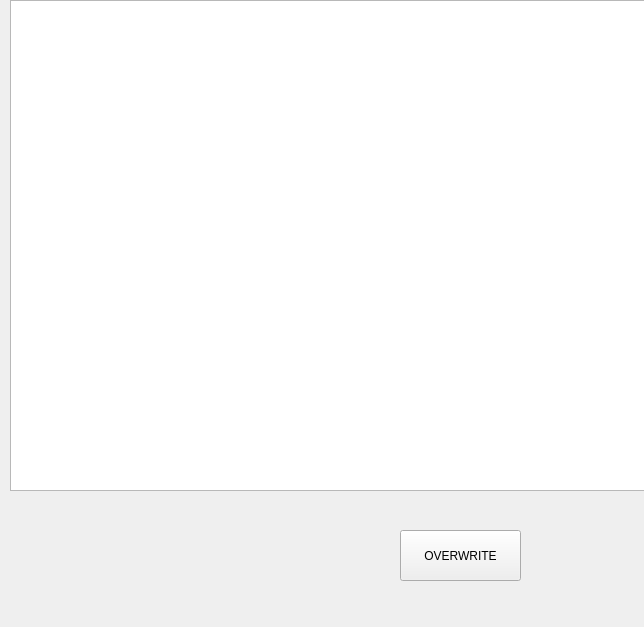
Before: the Qt Designer form NodeMatrix.ui in PiotrBzdrega/OpcLog, drawn with Qt 5.
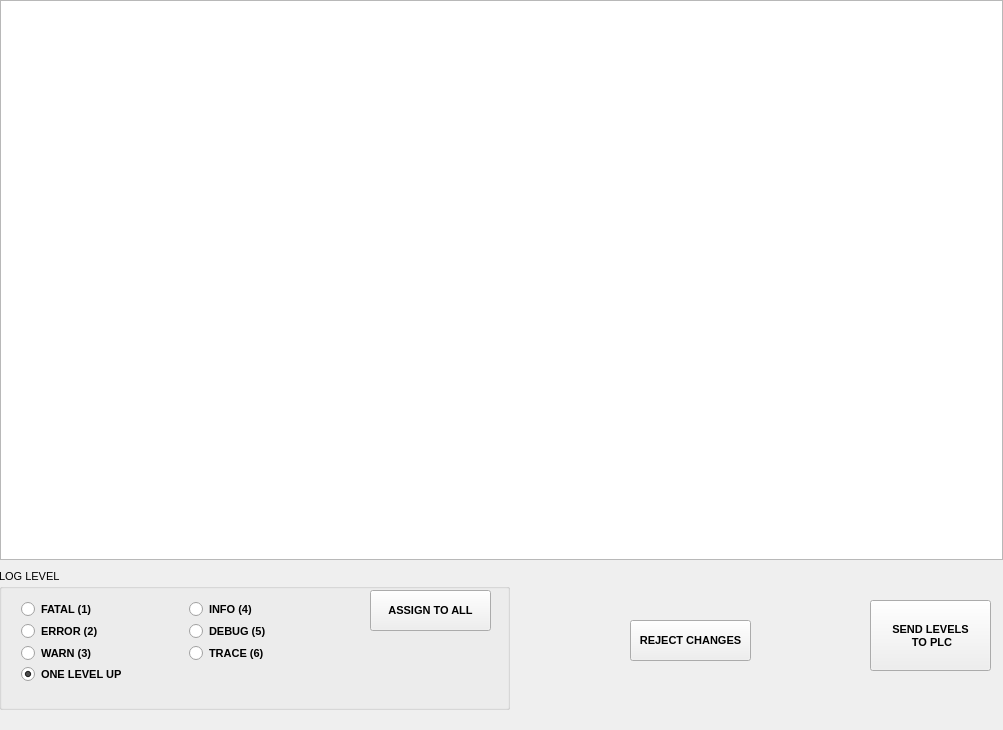
After: the same form once the commit is applied.

Diff of the .ui file:
```diff
--- a/NodeMatrix.ui
+++ b/NodeMatrix.ui
@@ -6,36 +6,291 @@
    <rect>
     <x>0</x>
     <y>0</y>
-    <width>644</width>
-    <height>627</height>
+    <width>1003</width>
+    <height>730</height>
    </rect>
   </property>
+  <property name="minimumSize">
+   <size>
+    <width>1003</width>
+    <height>730</height>
+   </size>
+  </property>
+  <property name="maximumSize">
+   <size>
+    <width>1003</width>
+    <height>730</height>
+   </size>
+  </property>
+  <property name="font">
+   <font>
+    <pointsize>8</pointsize>
+   </font>
+  </property>
   <property name="windowTitle">
    <string>NodeMatrix</string>
   </property>
   <widget class="QTableWidget" name="tableWidget">
    <property name="geometry">
     <rect>
-     <x>10</x>
+     <x>0</x>
      <y>0</y>
-     <width>641</width>
-     <height>491</height>
+     <width>1003</width>
+     <height>560</height>
     </rect>
    </property>
+   <property name="minimumSize">
+    <size>
+     <width>1003</width>
+     <height>560</height>
+    </size>
+   </property>
+   <property name="maximumSize">
+    <size>
+     <width>1003</width>
+     <height>560</height>
+    </size>
+   </property>
+   <attribute name="horizontalHeaderVisible">
+    <bool>false</bool>
+   </attribute>
+   <attribute name="verticalHeaderVisible">
+    <bool>false</bool>
+   </attribute>
   </widget>
   <widget class="QPushButton" name="pushButton">
    <property name="geometry">
     <rect>
-     <x>400</x>
-     <y>530</y>
+     <x>870</x>
+     <y>600</y>
      <width>121</width>
-     <height>51</height>
+     <height>71</height>
     </rect>
    </property>
+   <property name="font">
+    <font>
+     <pointsize>8</pointsize>
+     <weight>75</weight>
+     <bold>true</bold>
+    </font>
+   </property>
    <property name="text">
-    <string>OVERWRITE</string>
+    <string>SEND LEVELS
+ TO PLC</string>
    </property>
   </widget>
+  <widget class="QPushButton" name="assign_to_all">
+   <property name="geometry">
+    <rect>
+     <x>370</x>
+     <y>590</y>
+     <width>121</width>
+     <height>41</height>
+    </rect>
+   </property>
+   <property name="font">
+    <font>
+     <pointsize>8</pointsize>
+     <weight>75</weight>
+     <bold>true</bold>
+    </font>
+   </property>
+   <property name="text">
+    <string>ASSIGN TO ALL</string>
+   </property>
+  </widget>
+  <widget class="QWidget" name="layoutWidget">
+   <property name="geometry">
+    <rect>
+     <x>10</x>
+     <y>590</y>
+     <width>352</width>
+     <height>103</height>
+    </rect>
+   </property>
+   <layout class="QGridLayout" name="gridLayout">
+    <property name="sizeConstraint">
+     <enum>QLayout::SetDefaultConstraint</enum>
+    </property>
+    <item row="2" column="2">
+     <widget class="QRadioButton" name="trace">
+      <property name="font">
+       <font>
+        <pointsize>8</pointsize>
+        <weight>75</weight>
+        <bold>true</bold>
+       </font>
+      </property>
+      <property name="text">
+       <string>TRACE (6)</string>
+      </property>
+      <attribute name="buttonGroup">
+       <string notr="true">buttonGroup</string>
+      </attribute>
+     </widget>
+    </item>
+    <item row="0" column="2">
+     <widget class="QRadioButton" name="info">
+      <property name="font">
+       <font>
+        <pointsize>8</pointsize>
+        <weight>75</weight>
+        <bold>true</bold>
+       </font>
+      </property>
+      <property name="text">
+       <string>INFO (4)</string>
+      </property>
+      <attribute name="buttonGroup">
+       <string notr="true">buttonGroup</string>
+      </attribute>
+     </widget>
+    </item>
+    <item row="1" column="2">
+     <widget class="QRadioButton" name="debug">
+      <property name="font">
+       <font>
+        <pointsize>8</pointsize>
+        <weight>75</weight>
+        <bold>true</bold>
+       </font>
+      </property>
+      <property name="text">
+       <string>DEBUG (5)</string>
+      </property>
+      <attribute name="buttonGroup">
+       <string notr="true">buttonGroup</string>
+      </attribute>
+     </widget>
+    </item>
+    <item row="2" column="1">
+     <widget class="QRadioButton" name="warn">
+      <property name="font">
+       <font>
+        <pointsize>8</pointsize>
+        <weight>75</weight>
+        <bold>true</bold>
+       </font>
+      </property>
+      <property name="text">
+       <string>WARN (3)</string>
+      </property>
+      <attribute name="buttonGroup">
+       <string notr="true">buttonGroup</string>
+      </attribute>
+     </widget>
+    </item>
+    <item row="1" column="1">
+     <widget class="QRadioButton" name="error">
+      <property name="font">
+       <font>
+        <pointsize>8</pointsize>
+        <weight>75</weight>
+        <bold>true</bold>
+       </font>
+      </property>
+      <property name="text">
+       <string>ERROR (2)</string>
+      </property>
+      <attribute name="buttonGroup">
+       <string notr="true">buttonGroup</string>
+      </attribute>
+     </widget>
+    </item>
+    <item row="0" column="1">
+     <widget class="QRadioButton" name="fatal">
+      <property name="font">
+       <font>
+        <pointsize>8</pointsize>
+        <weight>75</weight>
+        <bold>true</bold>
+       </font>
+      </property>
+      <property name="text">
+       <string>FATAL (1)</string>
+      </property>
+      <attribute name="buttonGroup">
+       <string notr="true">buttonGroup</string>
+      </attribute>
+     </widget>
+    </item>
+    <item row="3" column="1">
+     <widget class="QRadioButton" name="level_up">
+      <property name="font">
+       <font>
+        <pointsize>8</pointsize>
+        <weight>75</weight>
+        <bold>true</bold>
+       </font>
+      </property>
+      <property name="text">
+       <string>ONE LEVEL UP</string>
+      </property>
+      <property name="checked">
+       <bool>true</bool>
+      </property>
+      <attribute name="buttonGroup">
+       <string notr="true">buttonGroup</string>
+      </attribute>
+     </widget>
+    </item>
+   </layout>
+  </widget>
+  <widget class="QGroupBox" name="groupBox">
+   <property name="enabled">
+    <bool>true</bool>
+   </property>
+   <property name="geometry">
+    <rect>
+     <x>-1</x>
+     <y>569</y>
+     <width>511</width>
+     <height>141</height>
+    </rect>
+   </property>
+   <property name="font">
+    <font>
+     <pointsize>8</pointsize>
+     <weight>50</weight>
+     <bold>false</bold>
+    </font>
+   </property>
+   <property name="title">
+    <string>LOG LEVEL</string>
+   </property>
+   <property name="flat">
+    <bool>false</bool>
+   </property>
+   <property name="checkable">
+    <bool>false</bool>
+   </property>
+  </widget>
+  <widget class="QPushButton" name="reject">
+   <property name="geometry">
+    <rect>
+     <x>630</x>
+     <y>620</y>
+     <width>121</width>
+     <height>41</height>
+    </rect>
+   </property>
+   <property name="font">
+    <font>
+     <pointsize>8</pointsize>
+     <weight>75</weight>
+     <bold>true</bold>
+    </font>
+   </property>
+   <property name="text">
+    <string>REJECT CHANGES</string>
+   </property>
+  </widget>
+  <zorder>groupBox</zorder>
+  <zorder>tableWidget</zorder>
+  <zorder>send_to_plc</zorder>
+  <zorder>assign_to_all</zorder>
+  <zorder>layoutWidget</zorder>
+  <zorder>reject</zorder>
  </widget>
  <layoutdefault spacing="6" margin="11"/>
  <resources/>
```
Left out of the diff: 44 changed lines with no effect on the pictures.
